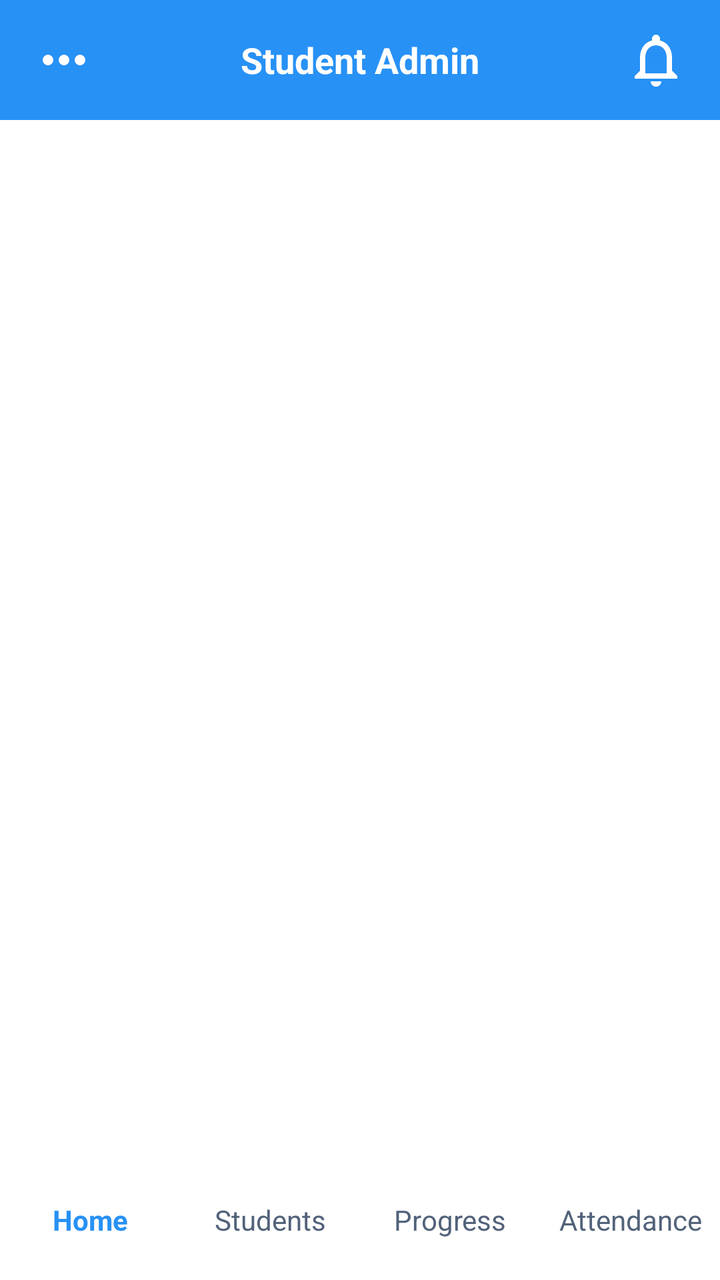
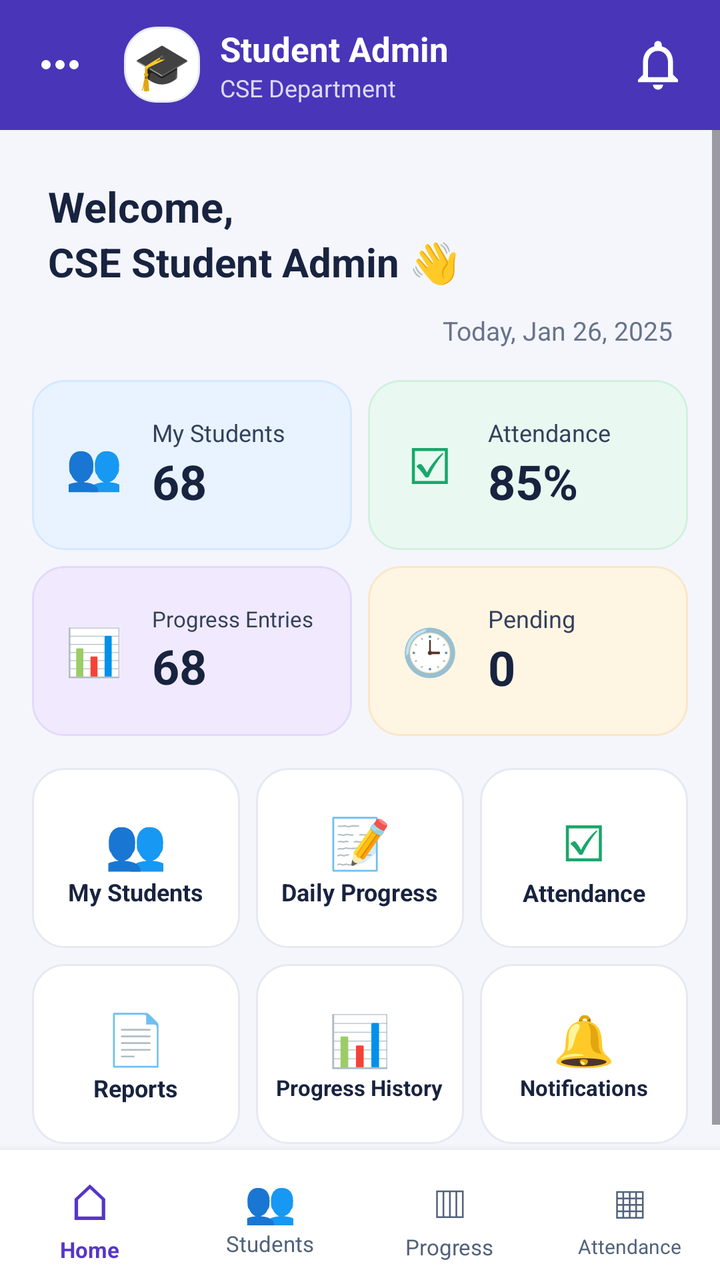

Two renders of the same Android screen: before a commit and after it. Below are the layout's source before the change and the commit's diff.
<!-- AndroidManifest.xml: application theme Theme.TrackPoint -->
<!-- res/layout/activity_student_admin_dashboard.xml -->
<?xml version="1.0" encoding="utf-8"?>
<LinearLayout xmlns:android="http://schemas.android.com/apk/res/android"
    android:layout_width="match_parent"
    android:layout_height="match_parent"
    xmlns:app="http://schemas.android.com/apk/res-auto"
    android:orientation="vertical"
    android:background="#2791F5"
    android:fitsSystemWindows="true">

    <LinearLayout
        android:layout_width="match_parent"
        android:layout_height="60dp"
        android:orientation="horizontal"
        android:gravity="center_vertical"
        android:paddingStart="16dp"
        android:paddingEnd="16dp"
        android:background="#2791F5">

        <ImageView
            android:id="@+id/moreButton"
            android:layout_width="32dp"
            android:layout_height="32dp"
            android:src="@drawable/more_symbol"
            android:scaleType="fitCenter"
            app:tint="@color/white"
            android:contentDescription="Menu"/>

        <TextView
            android:layout_width="0dp"
            android:layout_height="wrap_content"
            android:layout_weight="1"
            android:text="Student Admin"
            android:textColor="@color/white"
            android:textSize="18sp"
            android:textStyle="bold"
            android:gravity="center"/>

        <ImageView
            android:layout_width="32dp"
            android:layout_height="32dp"
            android:src="@drawable/notification_symbol"
            android:scaleType="fitCenter"
            app:tint="@color/white"
            android:contentDescription="Notifications"/>

    </LinearLayout>

    <ScrollView
        android:layout_width="match_parent"
        android:layout_height="0dp"
        android:layout_weight="1"
        android:fillViewport="true"
        android:background="@color/white">

        <LinearLayout
            android:layout_width="match_parent"
            android:layout_height="wrap_content"
            android:orientation="vertical"
            android:padding="20dp">

            <LinearLayout
                android:layout_width="match_parent"
                android:layout_height="wrap_content"
                android:orientation="horizontal"
                android:padding="20dp">

            </LinearLayout>

        </LinearLayout>

    </ScrollView>

    <LinearLayout
        android:layout_width="match_parent"
        android:layout_height="60dp"
        android:orientation="horizontal"
        android:gravity="center"
        android:background="#FFFFFF">

        <TextView
            android:layout_width="0dp"
            android:layout_height="match_parent"
            android:layout_weight="1"
            android:gravity="center"
            android:text="Home"
            android:textColor="#2791F5"
            android:textStyle="bold"/>

        <TextView
            android:id="@+id/navstudents"
            android:layout_width="0dp"
            android:layout_height="match_parent"
            android:layout_weight="1"
            android:gravity="center"
            android:text="Students"
            android:textColor="#52627A"/>

        <TextView
            android:id="@+id/navprogress"
            android:layout_width="0dp"
            android:layout_height="match_parent"
            android:layout_weight="1"
            android:gravity="center"
            android:text="Progress"
            android:textColor="#52627A"/>

        <TextView
            android:id="@+id/navattendance"
            android:layout_width="0dp"
            android:layout_height="match_parent"
            android:layout_weight="1"
            android:gravity="center"
            android:text="Attendance"
            android:textColor="#52627A"/>

    </LinearLayout>

</LinearLayout>
<!-- resources referenced by this layout -->
<resources>
  <color name="white">#FFFFFFFF</color>
  <!-- drawable more_symbol (drawable) -->
  <vector xmlns:android="http://schemas.android.com/apk/res/android" android:height="24dp" android:tint="#000000" android:viewportHeight="960" android:viewportWidth="960" android:width="24dp">
        
      <path android:fillColor="@android:color/white" android:pathData="M240,560Q207,560 183.5,536.5Q160,513 160,480Q160,447 183.5,423.5Q207,400 240,400Q273,400 296.5,423.5Q320,447 320,480Q320,513 296.5,536.5Q273,560 240,560ZM480,560Q447,560 423.5,536.5Q400,513 400,480Q400,447 423.5,423.5Q447,400 480,400Q513,400 536.5,423.5Q560,447 560,480Q560,513 536.5,536.5Q513,560 480,560ZM720,560Q687,560 663.5,536.5Q640,513 640,480Q640,447 663.5,423.5Q687,400 720,400Q753,400 776.5,423.5Q800,447 800,480Q800,513 776.5,536.5Q753,560 720,560Z"/>
      
  </vector>
  <!-- drawable notification_symbol (drawable) -->
  <vector xmlns:android="http://schemas.android.com/apk/res/android" android:height="24dp" android:tint="#000000" android:viewportHeight="24" android:viewportWidth="24" android:width="24dp">
        
      <path android:fillColor="@android:color/white" android:pathData="M12,22c1.1,0 2,-0.9 2,-2h-4c0,1.1 0.9,2 2,2zM18,16v-5c0,-3.07 -1.63,-5.64 -4.5,-6.32L13.5,4c0,-0.83 -0.67,-1.5 -1.5,-1.5s-1.5,0.67 -1.5,1.5v0.68C7.64,5.36 6,7.92 6,11v5l-2,2v1h16v-1l-2,-2zM16,17L8,17v-6c0,-2.48 1.51,-4.5 4,-4.5s4,2.02 4,4.5v6z"/>
      
  </vector>
  <style name="Theme.TrackPoint" parent="Base.Theme.TrackPoint" />
  <style name="Base.Theme.TrackPoint" parent="Theme.Material3.DayNight.NoActionBar">
          
          
      </style>
</resources>

<!-- the commit's change to res/layout/activity_student_admin_dashboard.xml (unified diff, before → after) -->
@@ -1,43 +1,69 @@
 <?xml version="1.0" encoding="utf-8"?>
-<LinearLayout xmlns:android="http://schemas.android.com/apk/res/android"
+<LinearLayout
+    xmlns:android="http://schemas.android.com/apk/res/android"
+    xmlns:app="http://schemas.android.com/apk/res-auto"
     android:layout_width="match_parent"
     android:layout_height="match_parent"
-    xmlns:app="http://schemas.android.com/apk/res-auto"
     android:orientation="vertical"
-    android:background="#2791F5"
+    android:background="#4935B8"
     android:fitsSystemWindows="true">
 
+    
     <LinearLayout
         android:layout_width="match_parent"
-        android:layout_height="60dp"
+        android:layout_height="65dp"
         android:orientation="horizontal"
         android:gravity="center_vertical"
         android:paddingStart="16dp"
         android:paddingEnd="16dp"
-        android:background="#2791F5">
+        android:background="#4935B8">
 
         <ImageView
             android:id="@+id/moreButton"
-            android:layout_width="32dp"
-            android:layout_height="32dp"
+            android:layout_width="28dp"
+            android:layout_height="28dp"
             android:src="@drawable/more_symbol"
             android:scaleType="fitCenter"
             app:tint="@color/white"
             android:contentDescription="Menu"/>
 
         <TextView
+            android:layout_width="38dp"
+            android:layout_height="38dp"
+            android:layout_marginStart="18dp"
+            android:gravity="center"
+            android:text="🎓"
+            android:textSize="23sp"
+            android:background="@drawable/action_card"/>
+
+        <LinearLayout
             android:layout_width="0dp"
             android:layout_height="wrap_content"
             android:layout_weight="1"
-            android:text="Student Admin"
-            android:textColor="@color/white"
-            android:textSize="18sp"
-            android:textStyle="bold"
-            android:gravity="center"/>
+            android:orientation="vertical"
+            android:layout_marginStart="10dp">
+
+            <TextView
+                android:layout_width="wrap_content"
+                android:layout_height="wrap_content"
+                android:text="Student Admin"
+                android:textColor="@color/white"
+                android:textSize="17sp"
+                android:textStyle="bold"/>
+
+            <TextView
+                android:layout_width="wrap_content"
+                android:layout_height="wrap_content"
+                android:text="CSE Department"
+                android:textColor="#DDD8FF"
+                android:textSize="12sp"/>
+
+        </LinearLayout>
 
         <ImageView
-            android:layout_width="32dp"
-            android:layout_height="32dp"
+            android:id="@+id/notificationButton"
+            android:layout_width="30dp"
+            android:layout_height="30dp"
             android:src="@drawable/notification_symbol"
             android:scaleType="fitCenter"
             app:tint="@color/white"
@@ -45,73 +71,522 @@
 
     </LinearLayout>
 
+    
     <ScrollView
         android:layout_width="match_parent"
         android:layout_height="0dp"
         android:layout_weight="1"
         android:fillViewport="true"
-        android:background="@color/white">
+        android:background="#F5F6FC">
 
         <LinearLayout
             android:layout_width="match_parent"
             android:layout_height="wrap_content"
             android:orientation="vertical"
-            android:padding="20dp">
-
+            android:padding="12dp">
+
+            
             <LinearLayout
                 android:layout_width="match_parent"
                 android:layout_height="wrap_content"
+                android:orientation="vertical"
+                android:padding="12dp">
+
+                <TextView
+                    android:layout_width="wrap_content"
+                    android:layout_height="wrap_content"
+                    android:text="Welcome,"
+                    android:textColor="#18233F"
+                    android:textSize="21sp"
+                    android:textStyle="bold"/>
+
+                <TextView
+                    android:layout_width="wrap_content"
+                    android:layout_height="wrap_content"
+                    android:text="CSE Student Admin 👋"
+                    android:textColor="#18233F"
+                    android:textSize="20sp"
+                    android:textStyle="bold"/>
+
+                <TextView
+                    android:layout_width="match_parent"
+                    android:layout_height="wrap_content"
+                    android:gravity="end"
+                    android:layout_marginTop="12dp"
+                    android:text="Today, Jan 26, 2025"
+                    android:textColor="#68738A"
+                    android:textSize="13sp"/>
+
+            </LinearLayout>
+
+            
+            <LinearLayout
+                android:layout_width="match_parent"
+                android:layout_height="wrap_content"
                 android:orientation="horizontal"
-                android:padding="20dp">
+                android:weightSum="2">
+
+                <LinearLayout
+                    android:layout_width="0dp"
+                    android:layout_height="85dp"
+                    android:layout_weight="1"
+                    android:layout_margin="4dp"
+                    android:orientation="horizontal"
+                    android:gravity="center_vertical"
+                    android:padding="10dp"
+                    android:background="@drawable/card_blue">
+
+                    <TextView
+                        android:layout_width="42dp"
+                        android:layout_height="42dp"
+                        android:gravity="center"
+                        android:text="👥"
+                        android:textSize="23sp"/>
+
+                    <LinearLayout
+                        android:layout_width="wrap_content"
+                        android:layout_height="wrap_content"
+                        android:orientation="vertical"
+                        android:layout_marginStart="8dp">
+
+                        <TextView
+                            android:layout_width="wrap_content"
+                            android:layout_height="wrap_content"
+                            android:text="My Students"
+                            android:textColor="#34415B"
+                            android:textSize="12sp"/>
+
+                        <TextView
+                            android:id="@+id/tvStudentCount"
+                            android:layout_width="wrap_content"
+                            android:layout_height="wrap_content"
+                            android:text="68"
+                            android:textColor="#18233F"
+                            android:textSize="24sp"
+                            android:textStyle="bold"/>
+
+                    </LinearLayout>
+                </LinearLayout>
+
+                <LinearLayout
+                    android:layout_width="0dp"
+                    android:layout_height="85dp"
+                    android:layout_weight="1"
+                    android:layout_margin="4dp"
+                    android:orientation="horizontal"
+                    android:gravity="center_vertical"
+                    android:padding="10dp"
+                    android:background="@drawable/card_green">
+
+                    <TextView
+                        android:layout_width="42dp"
+                        android:layout_height="42dp"
+                        android:gravity="center"
+                        android:text="☑"
+                        android:textSize="25sp"
+                        android:textColor="#19A76A"/>
+
+                    <LinearLayout
+                        android:layout_width="wrap_content"
+                        android:layout_height="wrap_content"
+                        android:orientation="vertical"
+                        android:layout_marginStart="8dp">
+
+                        <TextView
+                            android:layout_width="wrap_content"
+                            android:layout_height="wrap_content"
+                            android:text="Attendance"
+                            android:textColor="#34415B"
+                            android:textSize="12sp"/>
+
+                        <TextView
+                            android:id="@+id/tvAttendance"
+                            android:layout_width="wrap_content"
+                            android:layout_height="wrap_content"
+                            android:text="85%"
+                            android:textColor="#18233F"
+                            android:textSize="24sp"
+                            android:textStyle="bold"/>
+
+                    </LinearLayout>
+                </LinearLayout>
 
             </LinearLayout>
 
+            
+            <LinearLayout
+                android:layout_width="match_parent"
+                android:layout_height="wrap_content"
+                android:orientation="horizontal">
+
+                <LinearLayout
+                    android:layout_width="0dp"
+                    android:layout_height="85dp"
+                    android:layout_weight="1"
+                    android:layout_margin="4dp"
+                    android:orientation="horizontal"
+                    android:gravity="center_vertical"
+                    android:padding="10dp"
+                    android:background="@drawable/card_purple">
+
+                    <TextView
+                        android:layout_width="42dp"
+                        android:layout_height="42dp"
+                        android:gravity="center"
+                        android:text="📊"
+                        android:textSize="23sp"/>
+
+                    <LinearLayout
+                        android:layout_width="wrap_content"
+                        android:layout_height="wrap_content"
+                        android:orientation="vertical"
+                        android:layout_marginStart="8dp">
+
+                        <TextView
+                            android:layout_width="wrap_content"
+                            android:layout_height="wrap_content"
+                            android:text="Progress Entries"
+                            android:textColor="#34415B"
+                            android:textSize="11sp"/>
+
+                        <TextView
+                            android:id="@+id/tvProgressCount"
+                            android:layout_width="wrap_content"
+                            android:layout_height="wrap_content"
+                            android:text="68"
+                            android:textColor="#18233F"
+                            android:textSize="24sp"
+                            android:textStyle="bold"/>
+
+                    </LinearLayout>
+                </LinearLayout>
+
+                <LinearLayout
+                    android:layout_width="0dp"
+                    android:layout_height="85dp"
+                    android:layout_weight="1"
+                    android:layout_margin="4dp"
+                    android:orientation="horizontal"
+                    android:gravity="center_vertical"
+                    android:padding="10dp"
+                    android:background="@drawable/card_yellow">
+
+                    <TextView
+                        android:layout_width="42dp"
+                        android:layout_height="42dp"
+                        android:gravity="center"
+                        android:text="🕒"
+                        android:textSize="23sp"/>
+
+                    <LinearLayout
+                        android:layout_width="wrap_content"
+                        android:layout_height="wrap_content"
+                        android:orientation="vertical"
+                        android:layout_marginStart="8dp">
+
+                        <TextView
+                            android:layout_width="wrap_content"
+                            android:layout_height="wrap_content"
+                            android:text="Pending"
+                            android:textColor="#34415B"
+                            android:textSize="12sp"/>
+
+                        <TextView
+                            android:id="@+id/tvPending"
+                            android:layout_width="wrap_content"
+                            android:layout_height="wrap_content"
+                            android:text="0"
+                            android:textColor="#18233F"
+                            android:textSize="24sp"
+                            android:textStyle="bold"/>
+
+                    </LinearLayout>
+                </LinearLayout>
+
+            </LinearLayout>
+
+            
+            <LinearLayout
+                android:layout_width="match_parent"
+                android:layout_height="wrap_content"
+                android:orientation="horizontal"
+                android:layout_marginTop="8dp">
+
+                <LinearLayout
+                    android:id="@+id/btnMyStudents"
+                    android:layout_width="0dp"
+                    android:layout_height="90dp"
+                    android:layout_weight="1"
+                    android:layout_margin="4dp"
+                    android:gravity="center"
+                    android:orientation="vertical"
+                    android:background="@drawable/action_card">
+
+                    <TextView
+                        android:layout_width="wrap_content"
+                        android:layout_height="wrap_content"
+                        android:text="👥"
+                        android:textSize="25sp"/>
+
+                    <TextView
+                        android:layout_width="wrap_content"
+                        android:layout_height="wrap_content"
+                        android:text="My Students"
+                        android:textColor="#18233F"
+                        android:textStyle="bold"
+                        android:textSize="12sp"/>
+
+                </LinearLayout>
+
+                <LinearLayout
+                    android:id="@+id/btnDailyProgress"
+                    android:layout_width="0dp"
+                    android:layout_height="90dp"
+                    android:layout_weight="1"
+                    android:layout_margin="4dp"
+                    android:gravity="center"
+                    android:orientation="vertical"
+                    android:background="@drawable/action_card">
+
+                    <TextView
+                        android:layout_width="wrap_content"
+                        android:layout_height="wrap_content"
+                        android:text="📝"
+                        android:textSize="25sp"/>
+
+                    <TextView
+                        android:layout_width="wrap_content"
+                        android:layout_height="wrap_content"
+                        android:text="Daily Progress"
+                        android:textColor="#18233F"
+                        android:textStyle="bold"
+                        android:textSize="12sp"/>
+
+                </LinearLayout>
+
+                <LinearLayout
+                    android:id="@+id/btnAttendance"
+                    android:layout_width="0dp"
+                    android:layout_height="90dp"
+                    android:layout_weight="1"
+                    android:layout_margin="4dp"
+                    android:gravity="center"
+                    android:orientation="vertical"
+                    android:background="@drawable/action_card">
+
+                    <TextView
+                        android:layout_width="wrap_content"
+                        android:layout_height="wrap_content"
+                        android:text="☑"
+                        android:textColor="#19A76A"
+                        android:textSize="25sp"/>
+
+                    <TextView
+                        android:layout_width="wrap_content"
+                        android:layout_height="wrap_content"
+                        android:text="Attendance"
+                        android:textColor="#18233F"
+                        android:textStyle="bold"
+                        android:textSize="12sp"/>
+
+                </LinearLayout>
+
+            </LinearLayout>
+
+            
+            <LinearLayout
+                android:layout_width="match_parent"
+                android:layout_height="wrap_content"
+                android:orientation="horizontal">
+
+                <LinearLayout
+                    android:id="@+id/btnReports"
+                    android:layout_width="0dp"
+                    android:layout_height="90dp"
+                    android:layout_weight="1"
+                    android:layout_margin="4dp"
+                    android:gravity="center"
+                    android:orientation="vertical"
+                    android:background="@drawable/action_card">
+
+                    <TextView
+                        android:layout_width="wrap_content"
+                        android:layout_height="wrap_content"
+                        android:text="📄"
+                        android:textSize="25sp"/>
+
+                    <TextView
+                        android:layout_width="wrap_content"
+                        android:layout_height="wrap_content"
+                        android:text="Reports"
+                        android:textColor="#18233F"
+                        android:textStyle="bold"
+                        android:textSize="12sp"/>
+
+                </LinearLayout>
+
+                <LinearLayout
+                    android:id="@+id/btnProgressHistory"
+                    android:layout_width="0dp"
+                    android:layout_height="90dp"
+                    android:layout_weight="1"
+                    android:layout_margin="4dp"
+                    android:gravity="center"
+                    android:orientation="vertical"
+                    android:background="@drawable/action_card">
+
+                    <TextView
+                        android:layout_width="wrap_content"
+                        android:layout_height="wrap_content"
+                        android:text="📊"
+                        android:textSize="25sp"/>
+
+                    <TextView
+                        android:layout_width="wrap_content"
+                        android:layout_height="wrap_content"
+                        android:text="Progress History"
+                        android:textColor="#18233F"
+                        android:textStyle="bold"
+                        android:textSize="11sp"/>
+
+                </LinearLayout>
+
+                <LinearLayout
+                    android:id="@+id/btnNotifications"
+                    android:layout_width="0dp"
+                    android:layout_height="90dp"
+                    android:layout_weight="1"
+                    android:layout_margin="4dp"
+                    android:gravity="center"
+                    android:orientation="vertical"
+                    android:background="@drawable/action_card">
+
+                    <TextView
+                        android:layout_width="wrap_content"
+                        android:layout_height="wrap_content"
+                        android:text="🔔"
+                        android:textSize="25sp"/>
+
+                    <TextView
+                        android:layout_width="wrap_content"
+                        android:layout_height="wrap_content"
+                        android:text="Notifications"
+                        android:textColor="#18233F"
+                        android:textStyle="bold"
+                        android:textSize="11sp"/>
+
+                </LinearLayout>
+
+            </LinearLayout>
+
         </LinearLayout>
 
     </ScrollView>
 
+    
     <LinearLayout
         android:layout_width="match_parent"
-        android:layout_height="60dp"
+        android:layout_height="65dp"
         android:orientation="horizontal"
         android:gravity="center"
-        android:background="#FFFFFF">
-
-        <TextView
+        android:background="@color/white"
+        android:elevation="8dp">
+
+        <LinearLayout
+            android:id="@+id/navHome"
             android:layout_width="0dp"
             android:layout_height="match_parent"
             android:layout_weight="1"
             android:gravity="center"
-            android:text="Home"
-            android:textColor="#2791F5"
-            android:textStyle="bold"/>
-
-        <TextView
-            android:id="@+id/navstudents"
+            android:orientation="vertical">
+
+            <TextView
+                android:layout_width="wrap_content"
+                android:layout_height="wrap_content"
+                android:text="⌂"
+                android:textColor="#5636C8"
+                android:textSize="25sp"/>
+
+            <TextView
+                android:layout_width="wrap_content"
+                android:layout_height="wrap_content"
+                android:text="Home"
+                android:textColor="#5636C8"
+                android:textStyle="bold"
+                android:textSize="11sp"/>
+
+        </LinearLayout>
+
+        <LinearLayout
+            android:id="@+id/navStudents"
             android:layout_width="0dp"
             android:layout_height="match_parent"
             android:layout_weight="1"
             android:gravity="center"
-            android:text="Students"
-            android:textColor="#52627A"/>
-
-        <TextView
-            android:id="@+id/navprogress"
+            android:orientation="vertical">
+
+            <TextView
+                android:layout_width="wrap_content"
+                android:layout_height="wrap_content"
+                android:text="👥"
+                android:textSize="21sp"/>
+
+            <TextView
+                android:layout_width="wrap_content"
+                android:layout_height="wrap_content"
+                android:text="Students"
+                android:textColor="#52627A"
+                android:textSize="11sp"/>
+
+        </LinearLayout>
+
+        <LinearLayout
+            android:id="@+id/navProgress"
             android:layout_width="0dp"
             android:layout_height="match_parent"
             android:layout_weight="1"
             android:gravity="center"
-            android:text="Progress"
-            android:textColor="#52627A"/>
-
-        <TextView
-            android:id="@+id/navattendance"
+            android:orientation="vertical">
+
+            <TextView
+                android:layout_width="wrap_content"
+                android:layout_height="wrap_content"
+                android:text="▥"
+                android:textSize="23sp"
+                android:textColor="#52627A"/>
+
+            <TextView
+                android:layout_width="wrap_content"
+                android:layout_height="wrap_content"
+                android:text="Progress"
+                android:textColor="#52627A"
+                android:textSize="11sp"/>
+
+        </LinearLayout>
+
+        <LinearLayout
+            android:id="@+id/navAttendance"
             android:layout_width="0dp"
             android:layout_height="match_parent"
             android:layout_weight="1"
             android:gravity="center"
-            android:text="Attendance"
-            android:textColor="#52627A"/>
+            android:orientation="vertical">
+
+            <TextView
+                android:layout_width="wrap_content"
+                android:layout_height="wrap_content"
+                android:text="▦"
+                android:textSize="23sp"
+                android:textColor="#52627A"/>
+
+            <TextView
+                android:layout_width="wrap_content"
+                android:layout_height="wrap_content"
+                android:text="Attendance"
+                android:textColor="#52627A"
+                android:textSize="10sp"/>
+
+        </LinearLayout>
 
     </LinearLayout>
 
<!-- resource entries referenced after the edit -->
@@ -1,6 +1,36 @@
 <!-- resources referenced by this layout -->
 <resources>
   <color name="white">#FFFFFFFF</color>
+  <!-- drawable action_card (drawable) -->
+  <shape xmlns:android="http://schemas.android.com/apk/res/android">
+      <solid android:color="#FFFFFF"/>
+      <stroke android:width="1dp" android:color="#E6E9F2"/>
+      <corners android:radius="16dp"/>
+  </shape>
+  <!-- drawable card_blue (drawable) -->
+  <shape xmlns:android="http://schemas.android.com/apk/res/android">
+      <solid android:color="#E8F3FF"/>
+      <stroke android:width="1dp" android:color="#D4E8FF"/>
+      <corners android:radius="16dp"/>
+  </shape>
+  <!-- drawable card_green (drawable) -->
+  <shape xmlns:android="http://schemas.android.com/apk/res/android">
+      <solid android:color="#E9F9F1"/>
+      <stroke android:width="1dp" android:color="#D3F0DF"/>
+      <corners android:radius="16dp"/>
+  </shape>
+  <!-- drawable card_purple (drawable) -->
+  <shape xmlns:android="http://schemas.android.com/apk/res/android">
+      <solid android:color="#F1EAFE"/>
+      <stroke android:width="1dp" android:color="#E5D9FA"/>
+      <corners android:radius="16dp"/>
+  </shape>
+  <!-- drawable card_yellow (drawable) -->
+  <shape xmlns:android="http://schemas.android.com/apk/res/android">
+      <solid android:color="#FFF5E3"/>
+      <stroke android:width="1dp" android:color="#F8E8C8"/>
+      <corners android:radius="16dp"/>
+  </shape>
   <!-- drawable more_symbol (drawable) -->
   <vector xmlns:android="http://schemas.android.com/apk/res/android" android:height="24dp" android:tint="#000000" android:viewportHeight="960" android:viewportWidth="960" android:width="24dp">
         
